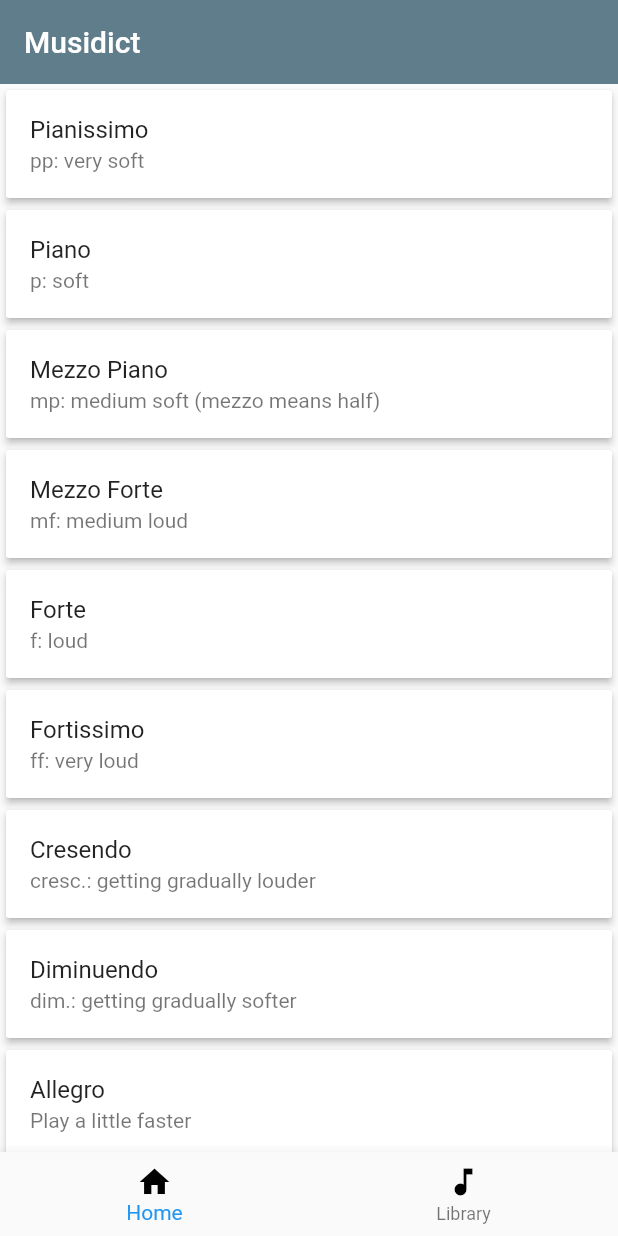
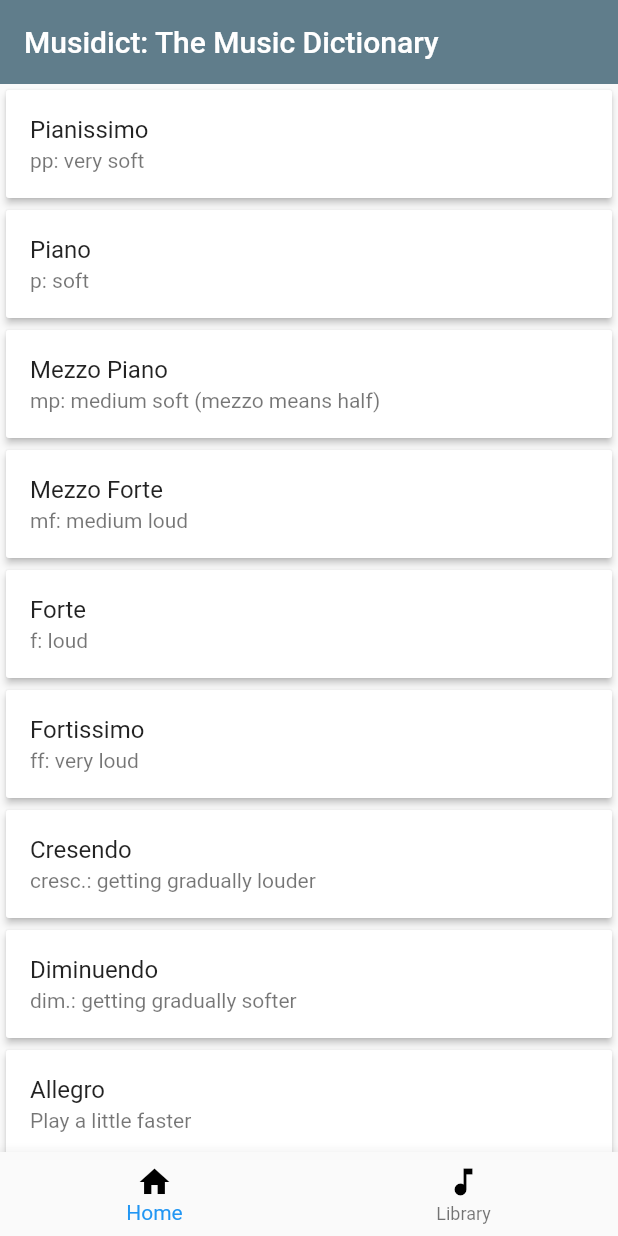
Before and after one commit to itcodehery/Flutter-CodeMaiden, a Flutter app: the screen it shows after launch, on a phone screen of 412 x 824 dp. Run offline on Flutter 3.47's test engine with Material 2 defaults, Android fonts, the phone set to English and light mode, and no system bars.

Commit message:
Lil change to the title thas all

```diff
--- a/musidict/lib/main.dart
+++ b/musidict/lib/main.dart
@@ -41,7 +41,7 @@ class _MyAppState extends State<MyApp> {
       appBar: AppBar(
         backgroundColor: Colors.blueGrey,
         elevation: 0,
-        title: const Text('Musidict'),
+        title: const Text('Musidict: The Music Dictionary'),
       ),
 
       // For the future baby
```
